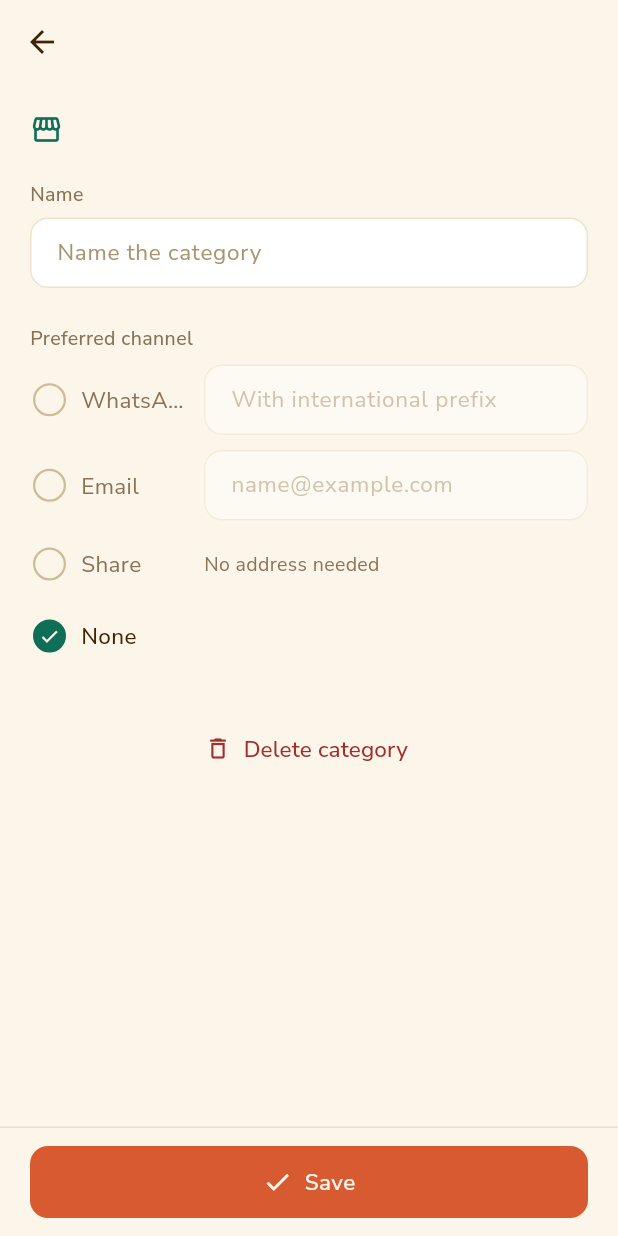
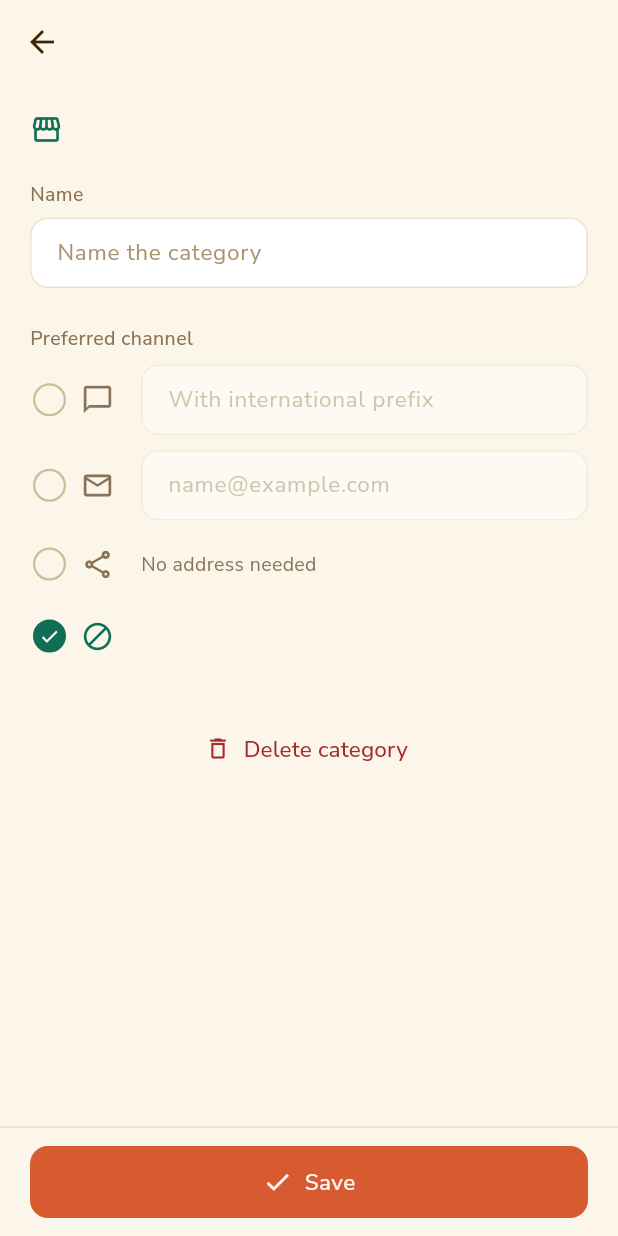
Before and after one commit to rafaelpousandres/entertain, a Flutter app: the SupplierCategoryDetailScreen screen opened directly with empty values, on a phone screen of 412 x 824 dp. Run offline on Flutter 3.47's test engine with Material 3 defaults, Android fonts, the phone set to English and light mode, and no system bars; our stand-ins replace flutter_riverpod, go_router, share_plus, supabase_flutter; accounts and stored records are empty; generated files the repository leaves out were written again.

Commit message:
Spec 007 — Fixes round 3: canonical state order, icon channel selector, functional shopping-list action
§2.1 Reorder the display-state sequence in the summary header and the
per-supplier sub-group headers into a single concern-decreasing order
(Per demanar · Falta · Retrassat · Demanat · Rebut · A casa) — reds,
orange, yellow, greens — so it reinforces the availability colour code.
Single source of truth: kDisplayStateOrder.

§2.2 Replace the channel-preferent text labels (which truncated on narrow
widths) with native Material icons in both places the selector appears:
the supplier category detail rows and the message-screen override sheet.
A shared channelIcon() maps each channel to an outline glyph (chat bubble
/ mail / share / do-not-disturb); the label survives as a long-press
tooltip. No new dependency (design system §6). SegmentedChoiceOption
gains an optional icon.

§2.3 Make "Usa com a llista de la compra" do real work: compose the
section's to_order lines into a plain text list (same per-line format as
the supplier message — unit suppression, Catalan elision, prep note — but
no greeting/needed-by/signature), copy it to the clipboard, confirm with
a toast, and move those lines to `ordered`. Replaces the old toggle +
"Ho compraràs en persona" marker. No migration.

Co-Authored-By: Claude Opus 4.8 (1M context) <noreply@anthropic.com>

```diff
--- a/lib/features/shopping/screens/supplier_category_detail_screen.dart
+++ b/lib/features/shopping/screens/supplier_category_detail_screen.dart
@@ -275,6 +275,7 @@ class _SupplierCategoryDetailScreenState
                   ),
                   const SizedBox(height: 8),
                   _ChannelRow(
+                    icon: channelIcon(MessageChannel.whatsapp),
                     label: l10n.channelWhatsApp,
                     selected: _channel == MessageChannel.whatsapp,
                     onSelect: () =>
@@ -288,6 +289,7 @@ class _SupplierCategoryDetailScreenState
                   ),
                   const SizedBox(height: 10),
                   _ChannelRow(
+                    icon: channelIcon(MessageChannel.email),
                     label: l10n.channelEmail,
                     selected: _channel == MessageChannel.email,
                     onSelect: () =>
@@ -301,6 +303,7 @@ class _SupplierCategoryDetailScreenState
                   ),
                   const SizedBox(height: 10),
                   _ChannelRow(
+                    icon: channelIcon(MessageChannel.share),
                     label: l10n.channelShare,
                     selected: _channel == MessageChannel.share,
                     onSelect: () =>
@@ -309,6 +312,7 @@ class _SupplierCategoryDetailScreenState
                   ),
                   const SizedBox(height: 10),
                   _ChannelRow(
+                    icon: channelIcon(null),
                     label: l10n.channelNone,
                     selected: _channel == null,
                     onSelect: () => setState(() => _channel = null),
@@ -363,13 +367,16 @@ class _SupplierCategoryDetailScreenState
   }
 }
 
-/// A preferred-channel option row (Fixes round 2 §2.4): a selection circle and
-/// label paired on the same row with the channel's address [field] (WhatsApp /
-/// Email), a [hint] (Compartir — no address needed), or nothing (Cap). Tapping
-/// the circle/label selects the channel; the address field stays editable and
-/// reads as secondary (dimmed) until its row is the selected one.
+/// A preferred-channel option row (Fixes round 2 §2.4, restyled in round 3 §2.2):
+/// a selection circle and a channel **icon** paired on the same row with the
+/// channel's address [field] (WhatsApp / Email), a [hint] (Compartir — no
+/// address needed), or nothing (Cap). The icon replaces the text label, which
+/// truncated on narrow widths; [label] survives as the long-press tooltip.
+/// Tapping the circle/icon selects the channel; the address field stays editable
+/// and reads as secondary (dimmed) until its row is the selected one.
 class _ChannelRow extends StatelessWidget {
   const _ChannelRow({
+    required this.icon,
     required this.label,
     required this.selected,
     required this.onSelect,
@@ -377,6 +384,7 @@ class _ChannelRow extends StatelessWidget {
     this.hint,
   });
 
+  final IconData icon;
   final String label;
   final bool selected;
   final VoidCallback onSelect;
@@ -385,34 +393,26 @@ class _ChannelRow extends StatelessWidget {
 
   @override
   Widget build(BuildContext context) {
+    final tint =
+        selected ? AppColors.accentSecondary : AppColors.textSecondary;
     return Row(
       crossAxisAlignment: CrossAxisAlignment.center,
       children: [
-        // Fixed-width selector + label so the trailing fields line up vertically.
+        // Fixed-width selector + icon so the trailing fields line up vertically.
         InkWell(
           borderRadius: BorderRadius.circular(8),
           onTap: onSelect,
           child: Padding(
             padding: const EdgeInsets.symmetric(vertical: 8, horizontal: 2),
             child: SizedBox(
-              width: 104,
+              width: 62,
               child: Row(
                 children: [
                   _SelectionCircle(selected: selected),
                   const SizedBox(width: 10),
-                  Expanded(
-                    child: Text(
-                      label,
-                      style: AppTypography.body.copyWith(
-                        color: selected
-                            ? AppColors.textPrimary
-                            : AppColors.textSecondary,
-                        fontWeight:
-                            selected ? FontWeight.w500 : FontWeight.w400,
-                      ),
-                      maxLines: 1,
-                      overflow: TextOverflow.ellipsis,
-                    ),
+                  Tooltip(
+                    message: label,
+                    child: Icon(icon, size: 22, color: tint),
                   ),
                 ],
               ),
--- a/lib/features/shopping/supplier_category_format.dart
+++ b/lib/features/shopping/supplier_category_format.dart
@@ -7,6 +7,21 @@
 library;
 
 import 'package:flutter/material.dart';
+
+import 'data/message_channel.dart';
+
+/// Outline icon for a preferent message channel (Fixes round 3 §2.2): icons
+/// replace the text labels in the channel selector so the four options read at a
+/// glance and never truncate. Native Material glyphs only, per design system §6
+/// (no external icon package). [channel] is nullable — null is "Cap" (no
+/// channel). WhatsApp uses a chat-bubble glyph rather than the brand logo to
+/// stay within the Material outline set.
+IconData channelIcon(MessageChannel? channel) => switch (channel) {
+  MessageChannel.whatsapp => Icons.chat_bubble_outline,
+  MessageChannel.email => Icons.email_outlined,
+  MessageChannel.share => Icons.share_outlined,
+  null => Icons.do_not_disturb_alt_outlined,
+};
 
 /// System code of the pantry category seeded in
 /// `20260529000000_pantry_supplier_category.sql`. The pantry section is
--- a/lib/l10n/app_ca.arb
+++ b/lib/l10n/app_ca.arb
@@ -212,7 +212,7 @@
   "shoppingUncategorisedHint": "Assigna una categoria de proveïdor a aquests ingredients per poder gestionar-los i enviar-los.",
   "shoppingSendMessageAction": "Envia missatge",
   "shoppingUseAsListAction": "Usa com a llista de compra",
-  "shoppingInShopModeLabel": "Ho compraràs en persona.",
+  "shoppingListCopiedToast": "Llista copiada al porta-retalls",
   "shoppingUnsentCount": "{count, plural, =1{1 ingredient sense enviar} other{{count} ingredients sense enviar}}",
   "@shoppingUnsentCount": {
     "placeholders": { "count": { "type": "int" } }
--- a/lib/l10n/app_en.arb
+++ b/lib/l10n/app_en.arb
@@ -223,8 +223,8 @@
   "@shoppingSendMessageAction": {},
   "shoppingUseAsListAction": "Use as a shopping list",
   "@shoppingUseAsListAction": {},
-  "shoppingInShopModeLabel": "You'll buy this in person.",
-  "@shoppingInShopModeLabel": {},
+  "shoppingListCopiedToast": "List copied to clipboard",
+  "@shoppingListCopiedToast": {},
   "shoppingUnsentCount": "{count, plural, =1{1 ingredient not sent} other{{count} ingredients not sent}}",
   "@shoppingUnsentCount": {
     "placeholders": { "count": { "type": "int" } }
--- a/lib/l10n/app_es.arb
+++ b/lib/l10n/app_es.arb
@@ -212,7 +212,7 @@
   "shoppingUncategorisedHint": "Asigna una categoría de proveedor a estos ingredientes para poder gestionarlos y enviarlos.",
   "shoppingSendMessageAction": "Enviar mensaje",
   "shoppingUseAsListAction": "Usar como lista de compra",
-  "shoppingInShopModeLabel": "Lo comprarás en persona.",
+  "shoppingListCopiedToast": "Lista copiada al portapapeles",
   "shoppingUnsentCount": "{count, plural, =1{1 ingrediente sin enviar} other{{count} ingredientes sin enviar}}",
   "@shoppingUnsentCount": {
     "placeholders": { "count": { "type": "int" } }
```
Also changed, not shown: lib/features/shopping/data/ingredient_state.dart (+9 -4 lines), lib/features/shopping/screens/event_shopping_panel.dart (+80 -67 lines), lib/features/shopping/screens/supplier_message_screen.dart (+20 -8 lines), lib/ui/segmented_choice.dart (+12 -2 lines), 1 other file.
